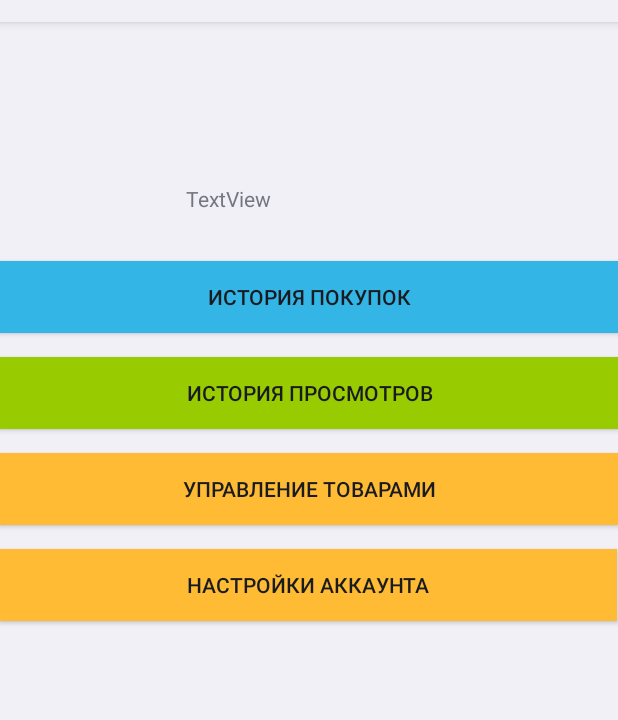
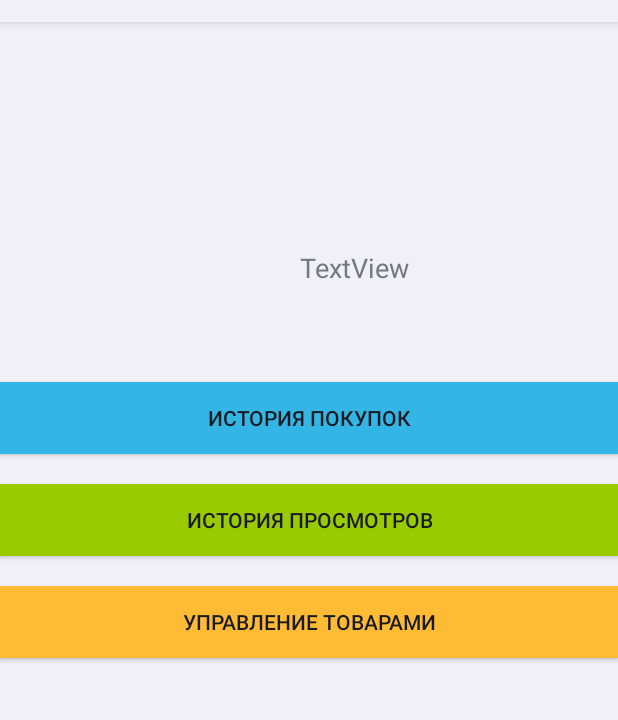
Before and after one commit to alwayswnnasleep/ZedkaShop, an Android app: the fragment ProfileFragment shown on its own in the app's theme, on a phone screen of 412 x 824 dp, the part 62-782 px from its top. Run offline under Robolectric (Android 15) with nearby library versions, the phone set to English and light mode, and no system bars; our stand-ins replace Firebase (no records; nobody signed in at launch, a user with empty details on screens opened directly); 3 statements that could not run were skipped.

Commit message:
Адаптирован fragment_profile

```diff
--- a/code/app/src/main/java/com/example/zedkashop/ui/profile/ProfileFragment.kt
+++ b/code/app/src/main/java/com/example/zedkashop/ui/profile/ProfileFragment.kt
@@ -71,7 +71,7 @@ class ProfileFragment : Fragment() {
         val btnPurchaseHistory: Button = view.findViewById(R.id.btnPurchaseHistory)
         val btnViewHistory: Button = view.findViewById(R.id.btnViewHistory)
         val btnManageProducts: Button = view.findViewById(R.id.btnManageProducts)
-        val btnProfileSettings: Button = view.findViewById(R.id.btnProfileSettings)
+
         btnPurchaseHistory.setOnClickListener {
             view.findNavController().navigate(R.id.action_navigation_profile_to_viewPurchaseHistoryFragment)
         }
@@ -83,9 +83,7 @@ class ProfileFragment : Fragment() {
         btnManageProducts.setOnClickListener {
             view.findNavController().navigate(R.id.action_navigation_profile_to_manageProductsFragment)
         }
-        btnProfileSettings.setOnClickListener{
 
-        }
         return view
     }
 }
--- a/code/app/src/main/res/layout/dialog_manage_product.xml
+++ b/code/app/src/main/res/layout/dialog_manage_product.xml
@@ -3,7 +3,7 @@
     android:layout_width="match_parent"
     android:layout_height="wrap_content"
     android:orientation="vertical"
-    android:padding="16dp">
+    android:padding="@dimen/activity_vertical_margin">
 
     <Button
         android:id="@+id/buttonEdit"
@@ -16,5 +16,5 @@
         android:layout_width="match_parent"
         android:layout_height="wrap_content"
         android:text="Удалить"
-        android:layout_marginTop="8dp" />
+        android:layout_marginTop="@dimen/margin_top" />
 </LinearLayout>
--- a/code/app/src/main/res/layout/fragment_profile.xml
+++ b/code/app/src/main/res/layout/fragment_profile.xml
@@ -7,10 +7,10 @@
 
     <ImageView
         android:id="@+id/profilePhoto"
-        android:layout_width="80dp"
-        android:layout_height="80dp"
-        android:layout_marginStart="24dp"
-        android:layout_marginTop="56dp"
+        android:layout_width="@dimen/profile_photo_size"
+        android:layout_height="@dimen/profile_photo_size"
+        android:layout_marginStart="@dimen/layout_margin20dp"
+        android:layout_marginTop="@dimen/margin60dp"
         app:layout_constraintDimensionRatio="1:1"
         app:layout_constraintStart_toStartOf="parent"
         app:layout_constraintTop_toTopOf="parent"
@@ -18,10 +18,10 @@
 
     <ImageView
         android:id="@+id/logOut"
-        android:layout_width="48dp"
-        android:layout_height="48dp"
-        android:layout_marginTop="16dp"
-        android:layout_marginEnd="16dp"
+        android:layout_width="@dimen/icon_logout"
+        android:layout_height="@dimen/icon_logout"
+        android:layout_marginTop="@dimen/margin_top"
+        android:layout_marginEnd="@dimen/margin_top"
         app:layout_constraintEnd_toEndOf="parent"
         app:layout_constraintTop_toTopOf="parent"
         app:srcCompat="@drawable/user_logout" />
@@ -30,41 +30,43 @@
         android:id="@+id/userName"
         android:layout_width="wrap_content"
         android:layout_height="wrap_content"
-
-        android:layout_marginStart="20dp"
-        android:layout_marginTop="56dp"
+        android:textSize="@dimen/text_size_ultra_large"
+        android:layout_marginStart="@dimen/layout_margin20dp"
+        android:layout_marginTop="@dimen/margin60dp"
         app:layout_constraintStart_toEndOf="@+id/profilePhoto"
         app:layout_constraintTop_toTopOf="parent" />
 
     <TextView
         android:id="@+id/userEmail"
+        android:textSize="@dimen/text_size_large"
         android:layout_width="wrap_content"
         android:layout_height="wrap_content"
-        android:layout_marginStart="20dp"
-        android:layout_marginTop="108dp"
+        android:layout_marginStart="@dimen/layout_margin20dp"
+        android:layout_marginTop="@dimen/bttn_height"
         android:text="TextView"
         app:layout_constraintStart_toEndOf="@+id/profilePhoto"
-        app:layout_constraintTop_toTopOf="parent" />
+        app:layout_constraintTop_toBottomOf="@+id/userName" />
 
     <Button
         android:id="@+id/btnPurchaseHistory"
         android:layout_width="0dp"
         android:layout_height="wrap_content"
-        android:layout_marginTop="32dp"
+        android:layout_marginTop="@dimen/layout_margin20dp"
         android:background="@android:color/holo_blue_light"
-        android:minHeight="48dp"
+        android:minHeight="@dimen/bttn_height"
         android:text="История покупок"
         app:layout_constraintEnd_toEndOf="parent"
+        app:layout_constraintHorizontal_bias="0.0"
         app:layout_constraintStart_toStartOf="parent"
-        app:layout_constraintTop_toBottomOf="@id/userEmail" />
+        app:layout_constraintTop_toBottomOf="@+id/profilePhoto" />
 
     <Button
         android:id="@+id/btnViewHistory"
         android:layout_width="0dp"
         android:layout_height="wrap_content"
-        android:layout_marginTop="16dp"
+        android:layout_marginTop="@dimen/layout_margin20dp"
         android:background="@android:color/holo_green_light"
-        android:minHeight="48dp"
+        android:minHeight="@dimen/bttn_height"
         android:text="История просмотров"
         app:layout_constraintEnd_toEndOf="parent"
         app:layout_constraintStart_toStartOf="parent"
@@ -74,24 +76,15 @@
         android:id="@+id/btnManageProducts"
         android:layout_width="0dp"
         android:layout_height="wrap_content"
-        android:layout_marginTop="16dp"
+        android:layout_marginTop="@dimen/layout_margin20dp"
         android:background="@android:color/holo_orange_light"
-        android:minHeight="48dp"
+        android:minHeight="@dimen/bttn_height"
         android:text="Управление товарами"
         app:layout_constraintEnd_toEndOf="parent"
         app:layout_constraintHorizontal_bias="0.0"
         app:layout_constraintStart_toStartOf="parent"
         app:layout_constraintTop_toBottomOf="@id/btnViewHistory" />
 
-    <Button
-        android:id="@+id/btnProfileSettings"
-        android:layout_width="411dp"
-        android:layout_height="wrap_content"
-        android:layout_marginTop="16dp"
-        android:background="@android:color/holo_orange_light"
-        android:minHeight="48dp"
-        android:text="Настройки аккаунта"
-        app:layout_constraintStart_toStartOf="parent"
-        app:layout_constraintTop_toBottomOf="@+id/btnManageProducts" />
+
 
 </androidx.constraintlayout.widget.ConstraintLayout>
--- a/code/app/src/main/res/values/dimens.xml
+++ b/code/app/src/main/res/values/dimens.xml
@@ -10,12 +10,16 @@
     <dimen name="margin60dp">60dp</dimen>
     <dimen name="margin120dp">120dp</dimen>
     <dimen name="margin32dp">32dp</dimen>
+    <dimen name="margin10dp">10dp</dimen>
+    <dimen name="margin88">88dp</dimen>
+    <dimen name="margin40dp">40dp</dimen>
     <!-- Text sizes -->
     <dimen name="text_size_small">14sp</dimen>
     <dimen name="text_size_medium">16sp</dimen>
     <dimen name="text_size_mega_medium">20sp</dimen>
     <dimen name="text_size_large">18sp</dimen>
     <dimen name="text_size_mega_large">24sp</dimen>
+    <dimen name="text_size_ultra_large">32sp</dimen>
 
     <!-- Image sizes -->
     <dimen name="image_size">150dp</dimen>
@@ -25,14 +29,16 @@
     <dimen name="brand_logo_size_width">70dp</dimen>
     <dimen name="image_height_detail">200dp</dimen>
     <dimen name="place_photo_size">200dp</dimen>
-
+    <dimen name="profile_photo_size">160dp</dimen>
     <dimen name="layout_height">260dp</dimen>
     <dimen name="card_corner_radius">16dp</dimen>
     <dimen name="card_elevation">6dp</dimen>
     <dimen name="card_padding">16dp</dimen>
     <dimen name="home_fragment_padding">8dp</dimen>
     <dimen name="padding_top_text">4dp</dimen>
-
+    <dimen name="views_image">24dp</dimen>
+    <dimen name="icon_logout">32dp</dimen>
     <!--button sizes-->
     <dimen name="button_incdec">45dp</dimen>
+    <dimen name="bttn_height">48dp</dimen>
     </resources>
```
Also changed, not shown: code/app/src/main/res/layout/fragment_favorites.xml (deleted, +0 -15 lines), code/app/src/main/res/layout/item_product_manage.xml (+40 -40 lines).
